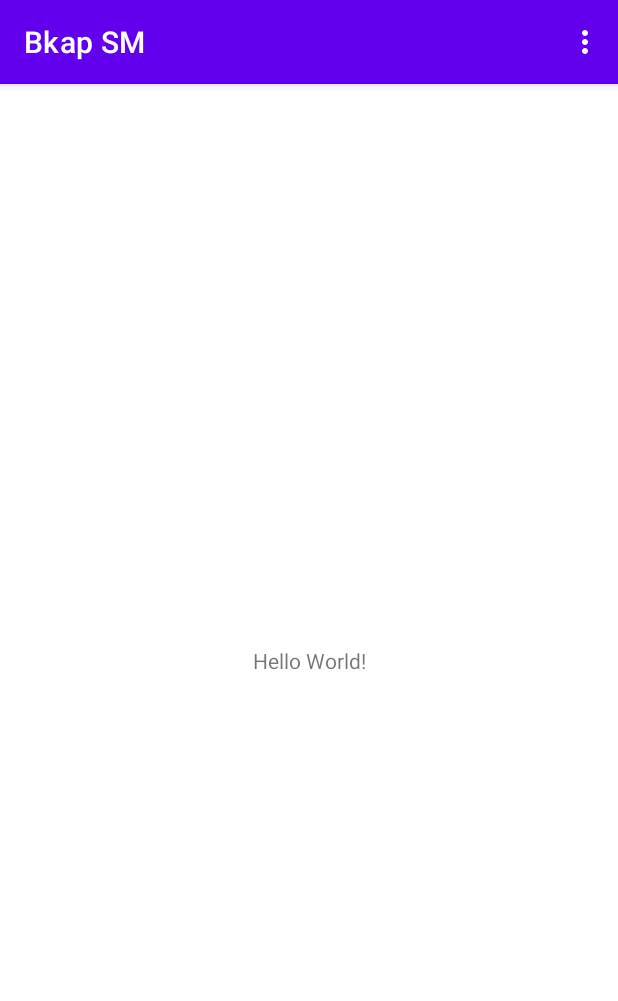
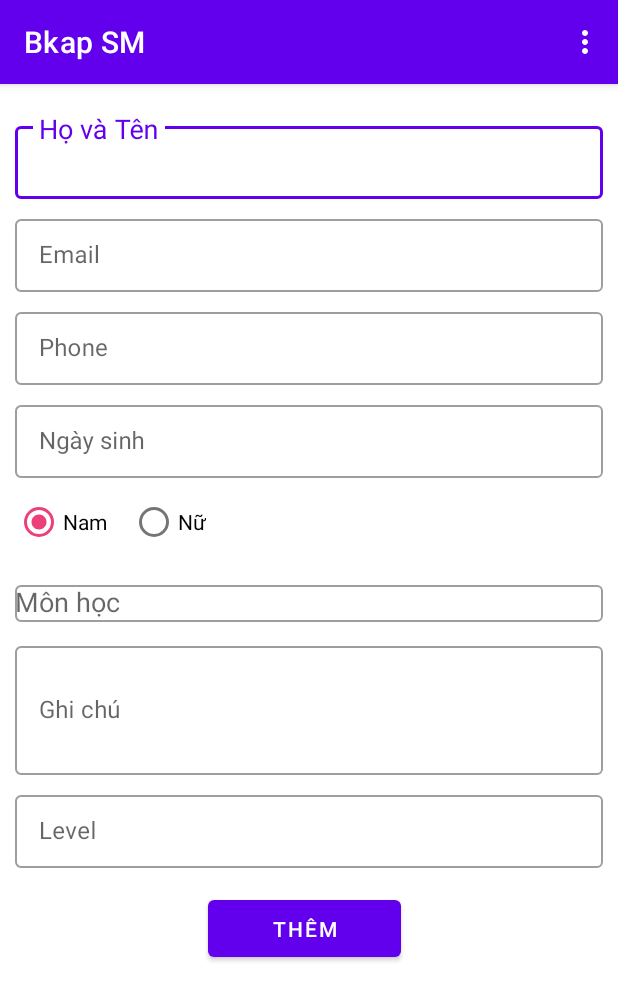
Before and after one commit to Lana-Learn-Coding/andr-starter-legacy-bkapsm, an Android app: the MainActivity screen opened directly, with no data from a screen before it, in the options menu, after a tap on "Đăng kí học", on a phone screen of 412 x 824 dp. Shown: the top 1001 px of the screen. Run offline under Robolectric (Android 15) with nearby library versions, the phone set to English and light mode, and no system bars; our stand-ins replace Room's generated code.

Commit message:
feat: add create/update form

```diff
--- a/app/src/main/AndroidManifest.xml
+++ b/app/src/main/AndroidManifest.xml
@@ -12,12 +12,15 @@
         android:supportsRtl="true"
         android:theme="@style/AppTheme"
         tools:ignore="GoogleAppIndexingWarning">
+        <activity android:name=".form.FormActivity"></activity>
         <activity android:name=".SplashScreenActivity">
             <intent-filter>
                 <action android:name="android.intent.action.MAIN" />
+
                 <category android:name="android.intent.category.LAUNCHER" />
             </intent-filter>
         </activity>
         <activity android:name=".MainActivity" />
     </application>
+
 </manifest>
--- a/app/src/main/java/com/example/bkapsm/NavigableActivity.java
+++ b/app/src/main/java/com/example/bkapsm/NavigableActivity.java
@@ -7,6 +7,8 @@ import android.support.v7.app.AppCompatActivity;
 import android.view.Menu;
 import android.view.MenuInflater;
 import android.view.MenuItem;
+
+import com.example.bkapsm.form.FormActivity;
 
 
 public class NavigableActivity extends AppCompatActivity {
@@ -27,6 +29,7 @@ public class NavigableActivity extends AppCompatActivity {
     public boolean onOptionsItemSelected(@NonNull MenuItem item) {
         int id = item.getItemId();
         if (id == R.id.menuitem_create) {
+            navigate(this, FormActivity.class);
             return true;
         }
 
--- a/app/src/main/java/com/example/bkapsm/form/FormUtils.java
+++ b/app/src/main/java/com/example/bkapsm/form/FormUtils.java
@@ -1,5 +1,12 @@
 package com.example.bkapsm.form;
 
+import android.app.DatePickerDialog;
+import android.support.design.widget.TextInputEditText;
+import android.view.View;
+import android.widget.ArrayAdapter;
+import android.widget.AutoCompleteTextView;
+import android.widget.DatePicker;
+import android.widget.RadioButton;
 import android.widget.TextView;
 
 import org.apache.commons.lang3.ObjectUtils;
@@ -8,27 +15,62 @@ import org.apache.commons.lang3.StringUtils;
 import java.text.ParseException;
 import java.text.SimpleDateFormat;
 import java.util.Date;
+import java.util.List;
 import java.util.Locale;
 
 public class FormUtils {
-    public static final SimpleDateFormat DATE_FORMAT = new SimpleDateFormat("yyyy-mm-dd", Locale.ENGLISH);
+    public static final SimpleDateFormat DATE_FORMAT = new SimpleDateFormat("yyyy-MM-dd", Locale.ENGLISH);
 
     private FormUtils() {
     }
 
-    public static String getTextValue(TextView textView) {
+    public static void setSelection(View view, String selection) {
+        AutoCompleteTextView textView = (AutoCompleteTextView) view;
+        if (!ObjectUtils.allNotNull(textView)) return;
+        if (!ObjectUtils.allNotNull(textView.getText())) return;
+        ArrayAdapter adapter = (ArrayAdapter) textView.getAdapter();
+        textView.setAdapter(null);
+        textView.setText(selection);
+        textView.setAdapter(adapter);
+    }
+
+    public static void setChecked(View view, Boolean isChecked) {
+        RadioButton radio = (RadioButton) view;
+        if (!ObjectUtils.allNotNull(radio)) return;
+        if (!ObjectUtils.allNotNull(isChecked)) isChecked = false;
+        ((RadioButton) view).setChecked(isChecked);
+    }
+
+    public static void setText(View view, String text) {
+        TextView textView = (TextView) view;
+        if (!ObjectUtils.allNotNull(textView)) return;
+        textView.setText(text);
+    }
+
+    public static void setText(View view, Integer integer) {
+        String value = integer == null ? null : integer.toString();
+        setText(view, value);
+    }
+
+    public static void setText(View view, Date date, SimpleDateFormat format) {
+        String value = date == null ? null : format.format(date);
+        setText(view, value);
+    }
+
+    public static void setText(View view, Date date) {
+        setText(view, date, DATE_FORMAT);
+    }
+
+    public static String getText(View view) {
+        TextView textView = (TextView) view;
         if (!ObjectUtils.allNotNull(textView)) return "";
         if (!ObjectUtils.allNotNull(textView.getText())) return "";
         return textView.getText().toString();
     }
 
-    public static void setTextValue(TextView textView, String text) {
-        if (!ObjectUtils.allNotNull(textView)) return;
-        textView.setText(text);
-    }
-
-    public static Date getTextDate(TextView textView, SimpleDateFormat format) {
-        String text = getTextValue(textView);
+    public static Date getTextAsDate(View view, SimpleDateFormat format) {
+        TextView textView = (TextView) view;
+        String text = getText(textView);
         if (StringUtils.isBlank(text)) return null;
         try {
             return format.parse(text);
@@ -37,7 +79,49 @@ public class FormUtils {
         }
     }
 
-    public static Date getTextDate(TextView textView) {
-        return getTextDate(textView, DATE_FORMAT);
+    public static Date getTextAsDate(View textView) {
+        return getTextAsDate(textView, DATE_FORMAT);
+    }
+
+    public static Integer getTextAsInteger(View view) {
+        String raw = FormUtils.getText(view);
+        if (StringUtils.isBlank(raw)) return null;
+        return Integer.parseInt(raw);
+    }
+
+    public static boolean isChecked(View view) {
+        return ((RadioButton) view).isChecked();
+    }
+
+    public static void bindDatePicker(View view) {
+        final TextInputEditText textInputEditText = (TextInputEditText) view;
+        Date dateFromInput = getTextAsDate(textInputEditText);
+        final Date initDate = dateFromInput == null ? new Date() : dateFromInput;
+
+        textInputEditText.setOnClickListener(new View.OnClickListener() {
+            @Override
+            public void onClick(final View view) {
+                DatePickerDialog datePicker = new DatePickerDialog(view.getContext(), new DatePickerDialog.OnDateSetListener() {
+                    @Override
+                    public void onDateSet(DatePicker datePicker, int year, int month, int day) {
+                        setText(textInputEditText, new Date(year - 1900, month, day));
+                    }
+                }, initDate.getYear() + 1900, initDate.getMonth(), initDate.getDay());
+
+                datePicker.show();
+            }
+        });
+    }
+
+    public static <T> void bindDropDownSelection(View view, List<T> selections) {
+        final AutoCompleteTextView select = (AutoCompleteTextView) view;
+        ArrayAdapter<T> adapter = new ArrayAdapter<>(view.getContext(), android.R.layout.simple_spinner_dropdown_item, selections);
+        select.setAdapter(adapter);
+        select.setOnClickListener(new View.OnClickListener() {
+            @Override
+            public void onClick(View view) {
+                select.showDropDown();
+            }
+        });
     }
 }
--- /dev/null
+++ b/app/src/main/res/layout/activity_form.xml
@@ -0,0 +1,186 @@
+<?xml version="1.0" encoding="utf-8"?>
+<LinearLayout xmlns:android="http://schemas.android.com/apk/res/android"
+    xmlns:app="http://schemas.android.com/apk/res-auto"
+    xmlns:tools="http://schemas.android.com/tools"
+    android:layout_width="match_parent"
+    android:layout_height="match_parent"
+    android:orientation="vertical"
+    android:paddingHorizontal="10dp"
+    android:paddingTop="20dp"
+    tools:context=".form.FormActivity">
+
+    <android.support.design.widget.TextInputLayout
+        style="@style/Widget.MaterialComponents.TextInputLayout.OutlinedBox.Dense"
+        android:layout_width="match_parent"
+        android:layout_height="wrap_content"
+        android:layout_marginBottom="5dp"
+        app:hintTextAppearance="@style/TextAppearance.AppCompat.Medium">
+
+        <android.support.design.widget.TextInputEditText
+            android:id="@+id/edit_txt_fullname"
+            android:layout_width="match_parent"
+            android:layout_height="wrap_content"
+            android:hint="@string/field_fullname"
+            android:inputType="text" />
+    </android.support.design.widget.TextInputLayout>
+
+    <android.support.design.widget.TextInputLayout
+        style="@style/Widget.MaterialComponents.TextInputLayout.OutlinedBox.Dense"
+        android:layout_width="match_parent"
+        android:layout_height="wrap_content"
+        android:layout_marginBottom="5dp"
+        app:hintTextAppearance="@style/TextAppearance.AppCompat.Medium">
+
+        <android.support.design.widget.TextInputEditText
+            android:id="@+id/edit_txt_email"
+            android:layout_width="match_parent"
+            android:layout_height="wrap_content"
+            android:hint="@string/field_email"
+            android:inputType="textEmailAddress" />
+    </android.support.design.widget.TextInputLayout>
+
+    <android.support.design.widget.TextInputLayout
+        style="@style/Widget.MaterialComponents.TextInputLayout.OutlinedBox.Dense"
+        android:layout_width="match_parent"
+        android:layout_height="wrap_content"
+        android:layout_marginBottom="5dp"
+        app:hintTextAppearance="@style/TextAppearance.AppCompat.Medium">
+
+        <android.support.design.widget.TextInputEditText
+            android:id="@+id/edit_txt_phone"
+            android:layout_width="match_parent"
+            android:layout_height="wrap_content"
+            android:hint="@string/field_phone"
+            android:inputType="phone" />
+    </android.support.design.widget.TextInputLayout>
+
+    <android.support.design.widget.TextInputLayout
+        style="@style/Widget.MaterialComponents.TextInputLayout.OutlinedBox.Dense"
+        android:layout_width="match_parent"
+        android:layout_height="wrap_content"
+        android:layout_marginBottom="5dp"
+        app:hintTextAppearance="@style/TextAppearance.AppCompat.Medium">
+
+        <android.support.design.widget.TextInputEditText
+            android:id="@+id/edit_txt_birthdate"
+            android:layout_width="match_parent"
+            android:layout_height="wrap_content"
+            android:focusable="false"
+            android:focusableInTouchMode="false"
+            android:hint="@string/field_birthdate"
+            android:inputType="none" />
+    </android.support.design.widget.TextInputLayout>
+
+    <RadioGroup
+        android:layout_width="match_parent"
+        android:layout_height="wrap_content"
+        android:layout_marginBottom="10dp"
+        android:orientation="horizontal">
+
+        <RadioButton
+            android:id="@+id/chk_male"
+            android:layout_width="wrap_content"
+            android:layout_height="wrap_content"
+            android:checked="true"
+            android:text="Nam" />
+
+        <RadioButton
+            android:id="@+id/chk_female"
+            android:layout_width="wrap_content"
+            android:layout_height="wrap_content"
+            android:layout_marginHorizontal="15dp"
+            android:text="Nữ" />
+    </RadioGroup>
+
+    <android.support.design.widget.TextInputLayout
+        style="@style/Widget.MaterialComponents.TextInputLayout.OutlinedBox.Dense"
+        android:layout_width="match_parent"
+        android:layout_height="wrap_content"
+        android:layout_marginBottom="8dp"
+        app:hintTextAppearance="@style/TextAppearance.AppCompat.Medium">
+
+        <android.support.v7.widget.AppCompatAutoCompleteTextView
+            android:id="@+id/select_subject"
+            android:layout_width="match_parent"
+            android:layout_height="wrap_content"
+            android:focusable="false"
+            android:focusableInTouchMode="false"
+            android:hint="@string/field_subject"
+            android:inputType="none" />
+    </android.support.design.widget.TextInputLayout>
+
+    <android.support.design.widget.TextInputLayout
+        style="@style/Widget.MaterialComponents.TextInputLayout.OutlinedBox.Dense"
+        android:layout_width="match_parent"
+        android:layout_height="wrap_content"
+        android:layout_marginBottom="5dp"
+        app:hintTextAppearance="@style/TextAppearance.AppCompat.Medium">
+
+        <android.support.design.widget.TextInputEditText
+            android:id="@+id/edit_txt_note"
+            android:layout_width="match_parent"
+            android:layout_height="wrap_content"
+            android:hint="@string/field_note"
+            android:lines="3"
+            android:maxLines="5"
+            android:minLines="3"
+            android:inputType="textMultiLine" />
+    </android.support.design.widget.TextInputLayout>
+
+    <android.support.design.widget.TextInputLayout
+        style="@style/Widget.MaterialComponents.TextInputLayout.OutlinedBox.Dense"
+        android:layout_width="match_parent"
+        android:layout_height="wrap_content"
+        android:layout_marginBottom="15dp"
+        app:hintTextAppearance="@style/TextAppearance.AppCompat.Medium">
+
+        <android.support.design.widget.TextInputEditText
+            android:id="@+id/edit_txt_level"
+            android:layout_width="match_parent"
+            android:layout_height="wrap_content"
+            android:hint="@string/field_level"
+            android:inputType="number" />
+    </android.support.design.widget.TextInputLayout>
+
+    <LinearLayout
+        android:layout_width="match_parent"
+        android:layout_height="wrap_content"
+        android:gravity="center"
+        android:orientation="horizontal"
+        android:weightSum="3">
+
+        <android.support.design.button.MaterialButton
+            android:id="@+id/btn_save"
+            android:layout_width="0dp"
+            android:layout_height="50dp"
+            android:layout_marginEnd="5dp"
+            android:layout_marginRight="5dp"
+            android:layout_weight="1"
+            android:text="Thêm"
+            android:textColor="@color/white"
+            app:backgroundTint="@color/purple_500" />
+
+        <android.support.design.button.MaterialButton
+            android:id="@+id/btn_update"
+            android:layout_width="0dp"
+            android:layout_height="50dp"
+            android:layout_marginStart="5dp"
+            android:layout_marginLeft="5dp"
+            android:layout_weight="1"
+            android:text="Cập nhật"
+            android:textColor="@color/white"
+            app:backgroundTint="@color/purple_500" />
+
+        <android.support.design.button.MaterialButton
+            android:id="@+id/btn_delete"
+            android:layout_width="0dp"
+            android:layout_height="50dp"
+            android:layout_marginStart="5dp"
+            android:layout_marginLeft="5dp"
+            android:layout_weight="1"
+            android:text="Xóa"
+            android:textColor="@color/white"
+            app:backgroundTint="@color/purple_500" />
+    </LinearLayout>
+
+</LinearLayout>
--- a/app/src/main/res/values/colors.xml
+++ b/app/src/main/res/values/colors.xml
@@ -2,8 +2,9 @@
 <resources>
     <color name="colorPrimary">#FF6200EE</color>
     <color name="colorPrimaryDark">#FF3700B3</color>
-    <color name="colorAccent">#D81B60</color>
+    <color name="colorAccent">#EC407A</color>
     <color name="purple_200">#FFBB86FC</color>
+    <color name="pink_400">#EC407A</color>
     <color name="purple_500">#FF6200EE</color>
     <color name="purple_700">#FF3700B3</color>
     <color name="black">#FF000000</color>
--- a/app/src/main/res/values/strings.xml
+++ b/app/src/main/res/values/strings.xml
@@ -3,4 +3,14 @@
     <string name="menuitem_home">Trang chủ</string>
     <string name="menuitem_search">Tìm kiếm</string>
     <string name="menuitem_create">Đăng kí học</string>
+
+
+    <string name="field_phone">Phone</string>
+    <string name="field_email">Email</string>
+    <string name="field_fullname">Họ và Tên</string>
+    <string name="field_note">Ghi chú</string>
+    <string name="field_subject">Môn học</string>
+    <string name="field_level">Level</string>
+    <string name="field_gender">Giới tính</string>
+    <string name="field_birthdate">Ngày sinh</string>
 </resources>
```
Also changed, not shown: app/src/main/java/com/example/bkapsm/form/FormActivity.java (added, +194 -0 lines).
